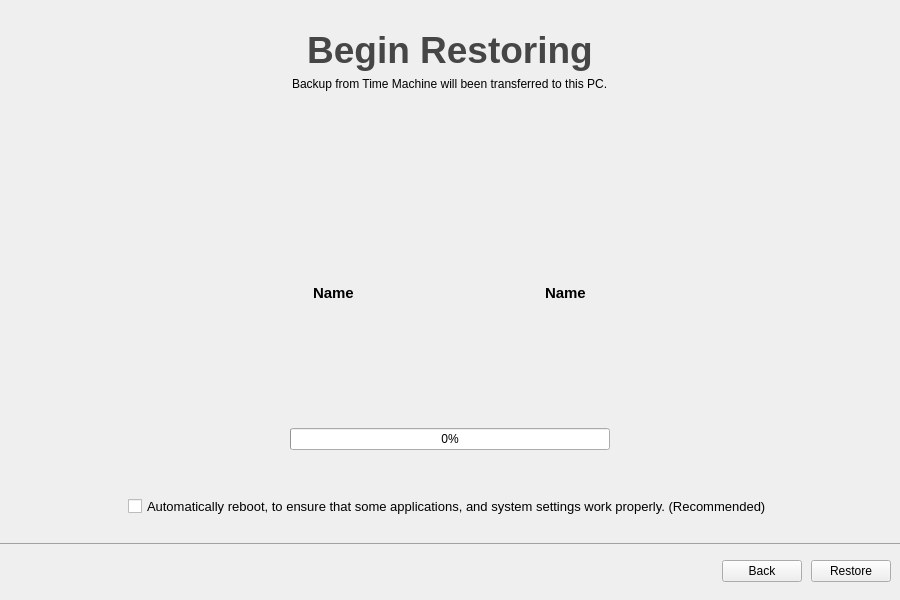
GeovaneJefferson/timemachine, file src/ui/migration.ui: the form before one commit.
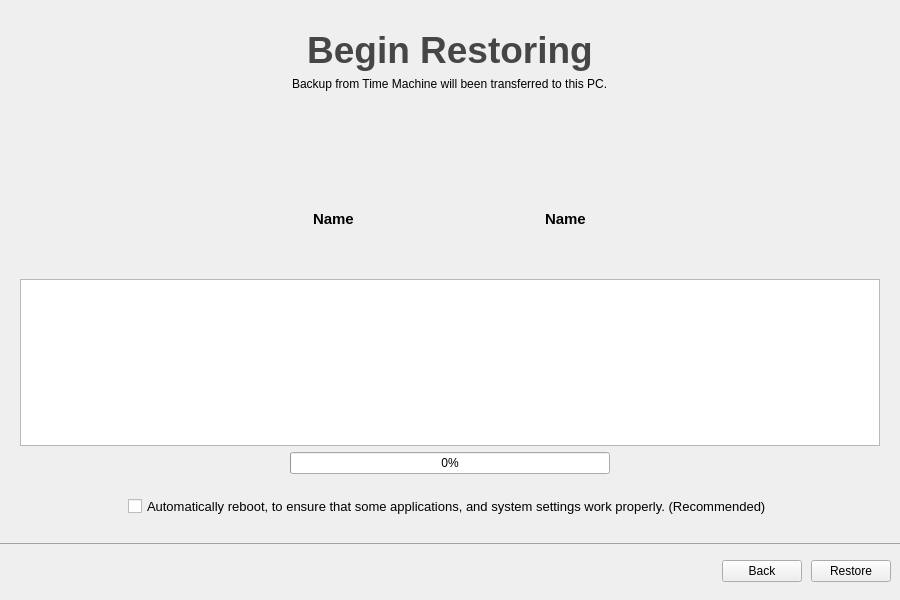
The form after the commit. The open tabs and pages were chosen to show the change. Icons and pictures are not drawn.

Patch:
```diff
--- a/src/ui/migration.ui
+++ b/src/ui/migration.ui
@@ -990,7 +990,7 @@
         <number>0</number>
        </property>
        <item>
-        <layout class="QVBoxLayout" name="restore" stretch="0,0,1,0,0,0,0">
+        <layout class="QVBoxLayout" name="restore" stretch="0,0,1,0,0,0,0,0">
          <property name="spacing">
           <number>6</number>
          </property>
@@ -1281,6 +1281,9 @@
            </property>
           </widget>
          </item>
+         <item>
+          <widget class="QTextEdit" name="qprocess_text_edit"/>
+         </item>
          <item alignment="Qt::AlignHCenter|Qt::AlignVCenter">
           <widget class="QProgressBar" name="progress_bar_restoring">
            <property name="minimumSize">
```
Left out of the diff: 8 changed lines with no effect on the pictures.
